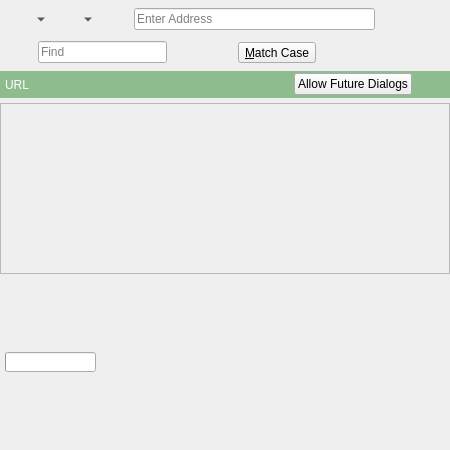
textbrowser/dooble, file 2.x/UI/dooble_page.ui: the form before one commit.
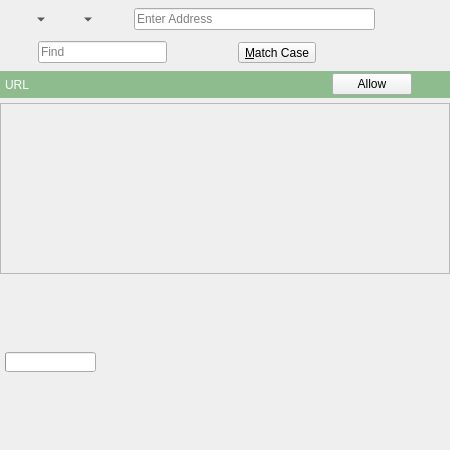
The form after the commit. Custom widgets are drawn as their Qt base class.

Diff of the .ui file:
```diff
--- a/2.x/UI/dooble_page.ui
+++ b/2.x/UI/dooble_page.ui
@@ -313,7 +313,7 @@
          <string>&lt;html&gt;&lt;head/&gt;&lt;body&gt;&lt;p&gt;You may modify the settings of this and other Web sites via the Web portion of the Settings window.&lt;/p&gt;&lt;/body&gt;&lt;/html&gt;</string>
         </property>
         <property name="text">
-         <string>Allow Future Dialogs</string>
+         <string>Allow</string>
         </property>
        </widget>
       </item>
```
